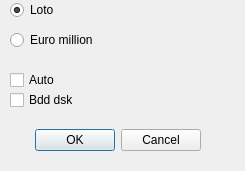
The window that choixjeux.ui (pbarreau/stat) describes before a commit, drawn with Qt 5.
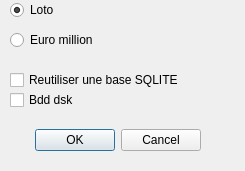
The same window after the commit.

Commit message: Selection Base Debut

```diff
--- a/choixjeux.ui
+++ b/choixjeux.ui
@@ -68,7 +68,7 @@
     </rect>
    </property>
    <property name="text">
-    <string>Auto</string>
+    <string>Reutiliser une base SQLITE</string>
    </property>
   </widget>
   <widget class="QCheckBox" name="rb_bdd">
```
The commit also changes 9 other files.
